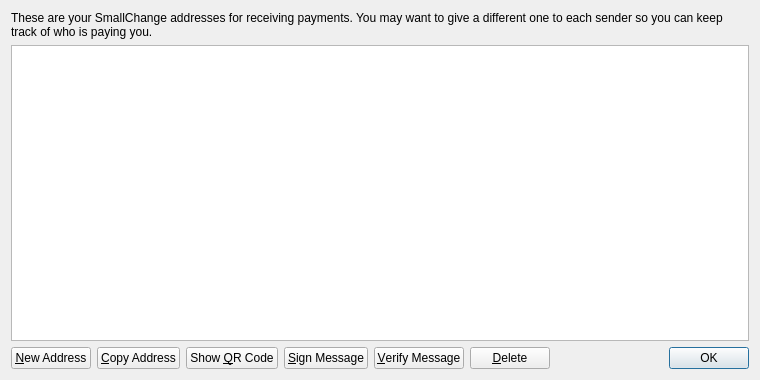
The window that src/qt/forms/addressbookpage.ui (indokathan/instacoin) describes before a commit, drawn with Qt 5.
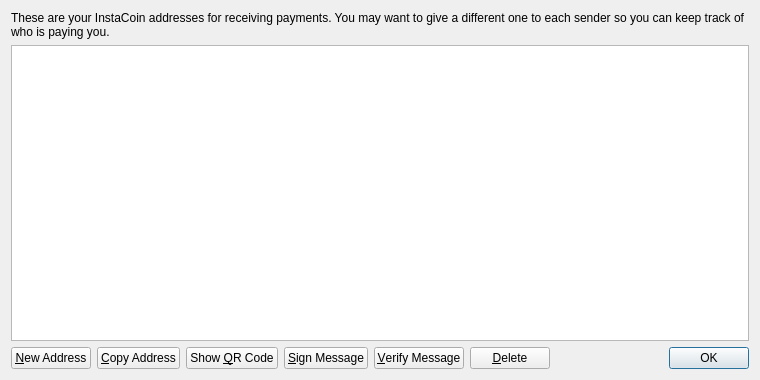
The same window after the commit. Icons and pictures are not drawn.

What changed in the file:
```diff
--- a/src/qt/forms/addressbookpage.ui
+++ b/src/qt/forms/addressbookpage.ui
@@ -17,7 +17,7 @@
    <item>
     <widget class="QLabel" name="labelExplanation">
      <property name="text">
-      <string>These are your SmallChange addresses for receiving payments. You may want to give a different one to each sender so you can keep track of who is paying you.</string>
+      <string>These are your InstaCoin addresses for receiving payments. You may want to give a different one to each sender so you can keep track of who is paying you.</string>
      </property>
      <property name="textFormat">
       <enum>Qt::PlainText</enum>
```
